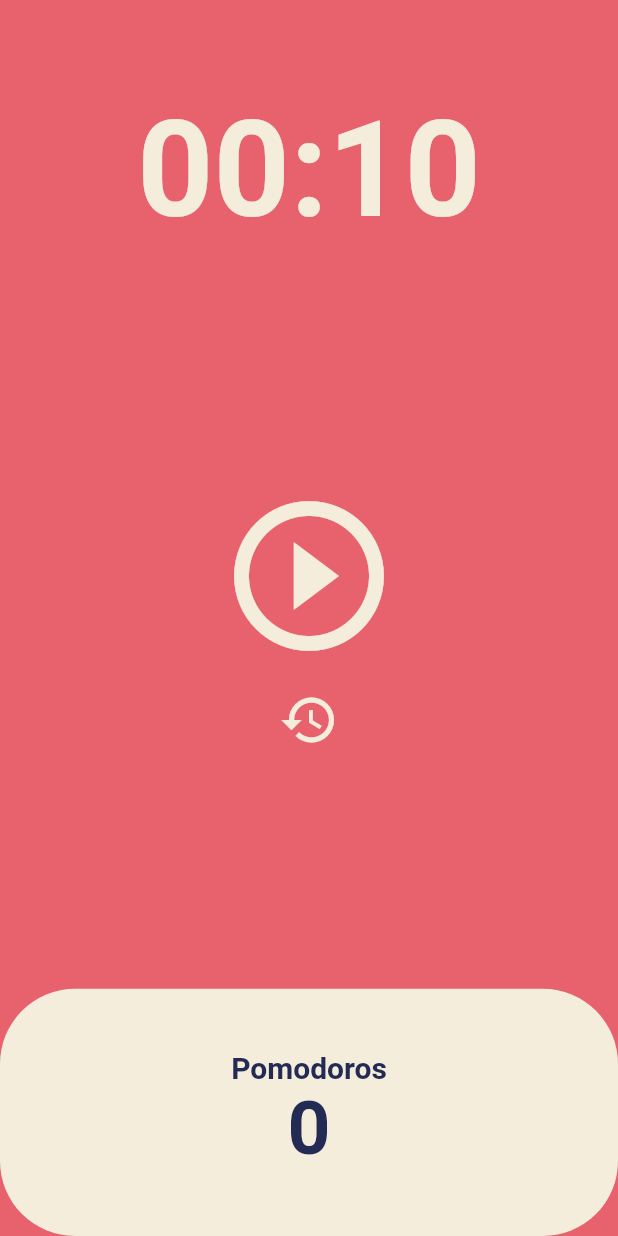
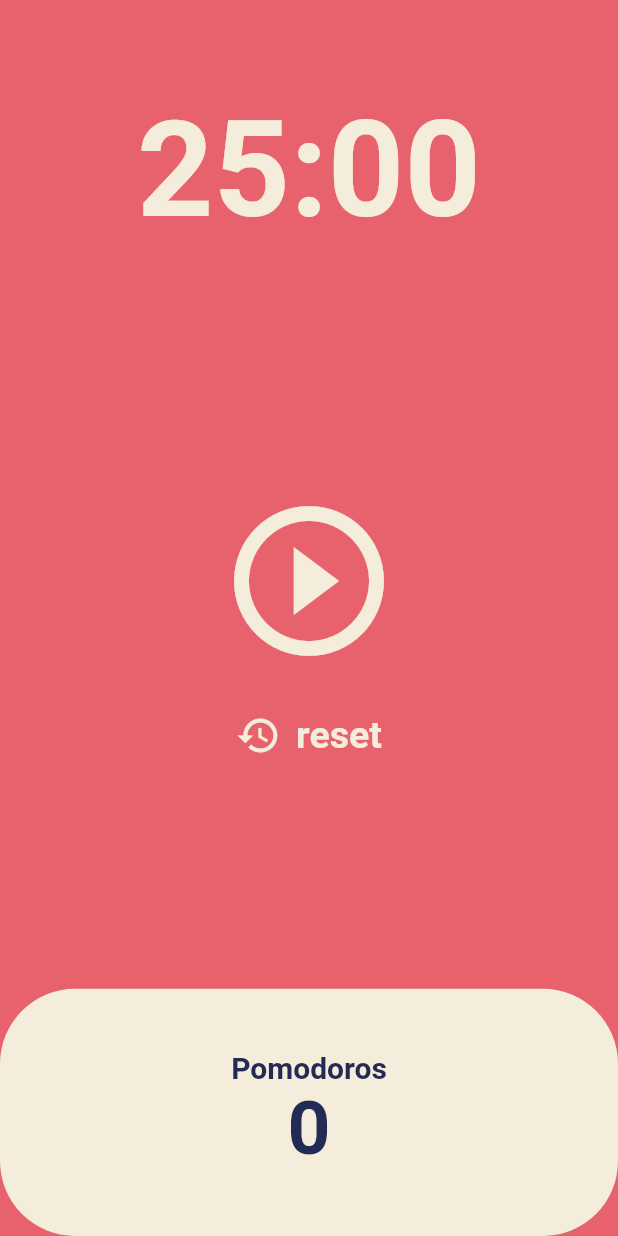
Before and after one commit to byldh124/pomodoro_flutter, a Flutter app: the screen it shows after launch, on a phone screen of 412 x 824 dp. Run offline on Flutter 3.47's test engine with Material 2 defaults, Android fonts, the phone set to English and light mode, and no system bars.

Commit message:
modify reset

```diff
--- a/lib/screens/home_screen.dart
+++ b/lib/screens/home_screen.dart
@@ -10,7 +10,7 @@ class HomeScreen extends StatefulWidget {
 }
 
 class _HomeScreenState extends State<HomeScreen> {
-  static const twentyFiveMinutes = 10;
+  static const twentyFiveMinutes = 1500;
 
   bool isRunning = false;
 
@@ -60,19 +60,13 @@ class _HomeScreenState extends State<HomeScreen> {
       seconds: seconds,
     );
     //print(duration.toString().split(".").first.substring(2,7));
-    return duration
-        .toString()
-        .split(".")
-        .first
-        .substring(2, 7);
+    return duration.toString().split(".").first.substring(2, 7);
   }
 
   @override
   Widget build(BuildContext context) {
     return Scaffold(
-      backgroundColor: Theme
-          .of(context)
-          .scaffoldBackgroundColor,
+      backgroundColor: Theme.of(context).scaffoldBackgroundColor,
       body: Column(
         children: [
           Flexible(
@@ -82,9 +76,7 @@ class _HomeScreenState extends State<HomeScreen> {
                 child: Text(
                   format(totalSecond),
                   style: TextStyle(
-                      color: Theme
-                          .of(context)
-                          .cardColor,
+                      color: Theme.of(context).cardColor,
                       fontSize: 89,
                       fontWeight: FontWeight.w600),
                 ),
@@ -97,9 +89,7 @@ class _HomeScreenState extends State<HomeScreen> {
                   children: [
                     IconButton(
                       iconSize: 120,
-                      color: Theme
-                          .of(context)
-                          .cardColor,
+                      color: Theme.of(context).cardColor,
                       onPressed: isRunning ? onPausePressed : onStartPressed,
                       icon: Icon(
                         isRunning
@@ -107,13 +97,31 @@ class _HomeScreenState extends State<HomeScreen> {
                             : Icons.play_circle_outline,
                       ),
                     ),
-                    IconButton(
-                      iconSize: 40,
-                      color: Theme
-                          .of(context)
-                          .cardColor,
-                      onPressed: reset,
-                      icon: Icon(Icons.restore),
+                    const SizedBox(
+                      height: 20,
+                    ),
+                    GestureDetector(
+                      onTap: reset,
+                      child: Row(
+                        mainAxisAlignment: MainAxisAlignment.center,
+                        children: [
+                          Icon(
+                            Icons.restore,
+                            size: 30,
+                            color: Theme.of(context).cardColor,
+                          ),
+                          const SizedBox(
+                            width: 10,
+                          ),
+                          Text(
+                            'reset',
+                            style: TextStyle(
+                                fontSize: 25,
+                                fontWeight: FontWeight.w600,
+                                color: Theme.of(context).cardColor),
+                          ),
+                        ],
+                      ),
                     )
                   ],
                 ),
@@ -125,9 +133,7 @@ class _HomeScreenState extends State<HomeScreen> {
                   Expanded(
                     child: Container(
                       decoration: BoxDecoration(
-                          color: Theme
-                              .of(context)
-                              .cardColor,
+                          color: Theme.of(context).cardColor,
                           borderRadius: BorderRadius.circular(50)),
                       child: Column(
                         mainAxisAlignment: MainAxisAlignment.center,
@@ -136,8 +142,7 @@ class _HomeScreenState extends State<HomeScreen> {
                             'Pomodoros',
                             style: TextStyle(
                                 fontSize: 20,
-                                color: Theme
-                                    .of(context)
+                                color: Theme.of(context)
                                     .textTheme
                                     .displayMedium!
                                     .color,
@@ -147,8 +152,7 @@ class _HomeScreenState extends State<HomeScreen> {
                             totalPomodoros.toString(),
                             style: TextStyle(
                                 fontSize: 50,
-                                color: Theme
-                                    .of(context)
+                                color: Theme.of(context)
                                     .textTheme
                                     .displayMedium!
                                     .color,
```
